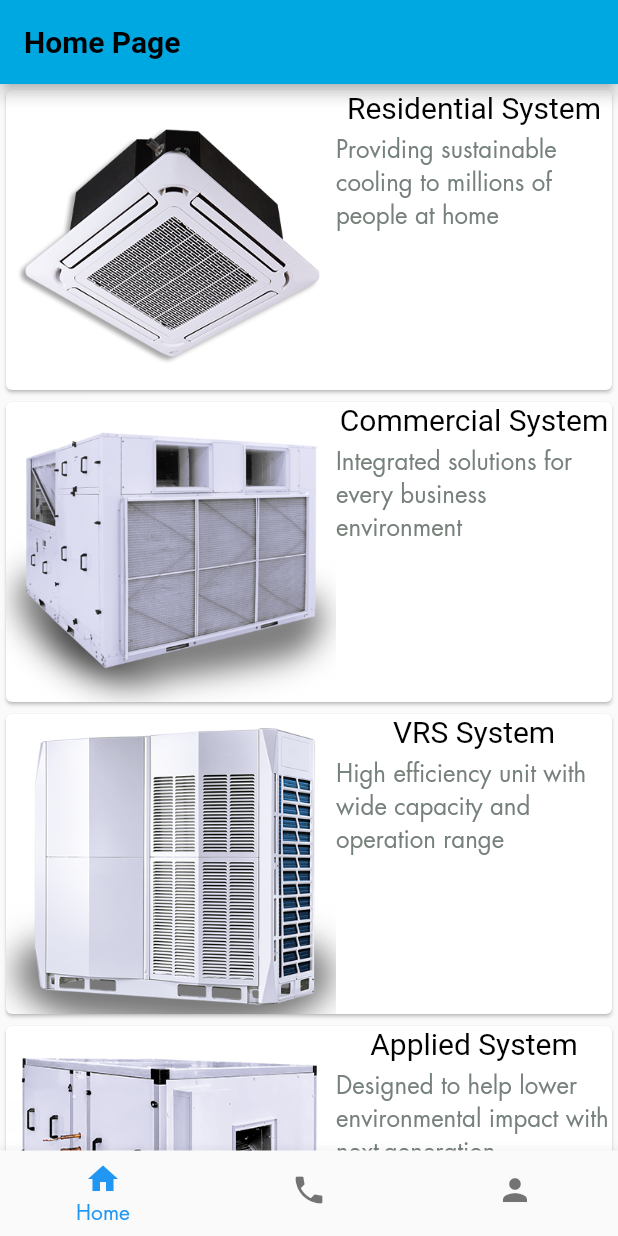
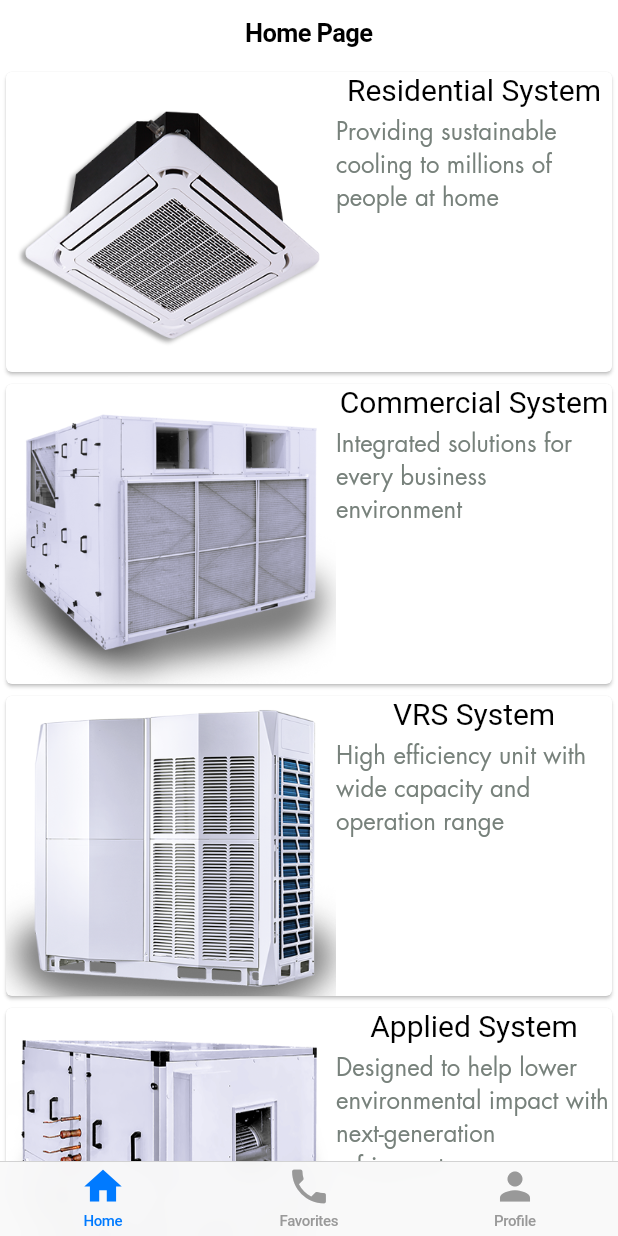
Before and after one commit to AliJasim03/Awal, a Flutter app: the screen it shows after launch, on a phone screen of 412 x 824 dp. Run offline on Flutter 3.47's test engine with Material 2 defaults, Android fonts, the phone set to English and light mode, and no system bars; Roboto replaces fonts that are missing (Futura-Bold).

Commit message:
chenged the structure of the project into cupertino, state of navitation is to empty page

```diff
--- a/lib/category_page.dart
+++ b/lib/category_page.dart
@@ -1,5 +1,6 @@
 import 'package:awal/category_card.dart';
 import 'package:awal/models/Category.dart';
+import 'package:flutter/cupertino.dart';
 import 'package:flutter/material.dart';
 
 class CategoryPage extends StatefulWidget {
@@ -27,7 +28,11 @@ List<Category> categorys = [
 class _CategoryPageState extends State<CategoryPage> {
   @override
   Widget build(BuildContext context) {
-    return ListView(
+    return CupertinoPageScaffold(
+      navigationBar: CupertinoNavigationBar(
+        middle: Text('Home Page'),
+      ),
+      child: ListView(
         children: [
           Column(
             children: [
@@ -36,6 +41,7 @@ class _CategoryPageState extends State<CategoryPage> {
             ],
           )
         ],
+      ),
     );
   }
 }
--- a/lib/home_page.dart
+++ b/lib/home_page.dart
@@ -1,5 +1,6 @@
 import 'package:awal/models/constants.dart';
 import 'package:awal/category_page.dart';
+import 'package:flutter/cupertino.dart';
 import 'package:flutter/material.dart';
 
 class HomePage extends StatefulWidget {
@@ -24,24 +25,8 @@ class _HomePageState extends State<HomePage> {
 
   @override
   Widget build(BuildContext context) {
-    return Scaffold(
-      appBar: AppBar(
-        title: Text(
-          'Home Page',
-          style: kAppBarTextStyle,
-        ),
-        backgroundColor: kPrimaryColor,
-      ),
-      body: _tabs[_currentIndex],
-      bottomNavigationBar: BottomNavigationBar(
-        showSelectedLabels: true,
-        showUnselectedLabels: false,
-        currentIndex: _currentIndex,
-        onTap: (int index) {
-          setState(() {
-            _currentIndex = index;
-          });
-        },
+    return CupertinoTabScaffold(
+      tabBar: CupertinoTabBar(
         items: [
           BottomNavigationBarItem(
             icon: Icon(Icons.home),
@@ -57,6 +42,46 @@ class _HomePageState extends State<HomePage> {
           ),
         ],
       ),
+      tabBuilder: (context, index) {
+        return CupertinoTabView(builder: (context) => _tabs[index]);
+      },
     );
   }
 }
+
+
+// Scaffold(
+//       appBar: AppBar(
+//         title: Text(
+//           'Home Page',
+//           style: kAppBarTextStyle,
+//         ),
+//         backgroundColor: kPrimaryColor,
+//       ),
+//       body: _tabs.elementAt(_currentIndex),
+//       bottomNavigationBar: BottomNavigationBar(
+//         type: BottomNavigationBarType.fixed,
+//         showSelectedLabels: true,
+//         showUnselectedLabels: false,
+//         currentIndex: _currentIndex,
+//         onTap: (int index) {
+//           setState(() {
+//             _currentIndex = index;
+//           });
+//         },
+//         items: [
+//           BottomNavigationBarItem(
+//             icon: Icon(Icons.home),
+//             label: 'Home',
+//           ),
+//           BottomNavigationBarItem(
+//             icon: Icon(Icons.phone),
+//             label: 'Favorites',
+//           ),
+//           BottomNavigationBarItem(
+//             icon: Icon(Icons.person),
+//             label: 'Profile',
+//           ),
+//         ],
+//       ),
+//     );
--- a/lib/main.dart
+++ b/lib/main.dart
@@ -1,23 +1,43 @@
+import 'package:awal/category_page.dart';
 import 'package:awal/models/constants.dart';
+import 'package:flutter/cupertino.dart';
 import 'package:flutter/material.dart';
 import 'home_page.dart';
 
-void main() => runApp(const Awal());
+void main() => runApp(CupertinoApp(home: const Awal()));
+
+final List<Widget> _tabs = [
+  CategoryPage(),
+  Placeholder(),
+  Placeholder(),
+];
 
 class Awal extends StatelessWidget {
   const Awal({super.key});
 
   @override
   Widget build(BuildContext context) {
-    return MaterialApp(
-      title: 'Awal',
-      theme: ThemeData(
-        primaryColor: kPrimaryColor,
-        secondaryHeaderColor: kSecondryColor,
-        fontFamily: 'Futura',
-      ),
-      home: const HomePage(),
+    return const CupertinoApp(
       debugShowCheckedModeBanner: false,
+      theme: CupertinoThemeData(brightness: Brightness.light),
+      home: HomePage(),
     );
   }
 }
+
+
+
+// MaterialApp(
+//       title: 'Awal',
+//       theme: ThemeData(
+//         primaryColor: kPrimaryColor,
+//         secondaryHeaderColor: kSecondryColor,
+//         fontFamily: 'Futura',
+//       ),
+//       home: const HomePage(),
+//       debugShowCheckedModeBanner: false,
+//       // routes: {
+//       //   '/category': (context) => CategoryPage(),
+//       //   // ... other named routes
+//       // },
+//     );
--- a/pubspec.yaml
+++ b/pubspec.yaml
@@ -62,9 +62,9 @@ flutter:
     - images/AGM/agm_logo/
     - images/AGM/applied_system/
     - images/AGM/commercial_system/
-    - images/AGM/refrigeration_Category/
+    - images/AGM/refrigeration_product/
     - images/AGM/residential_system/
-    - images/AGM/special_Category/
+    - images/AGM/special_product/
     - images/AGM/vrs_system/
 
   # An image asset can refer to one or more resolution-specific "variants", see
```
Also changed, not shown: lib/category_card.dart (+14 -3 lines), lib/product_page.dart (+5 -5 lines). Lines whose indentation alone changed are shown as unchanged.
